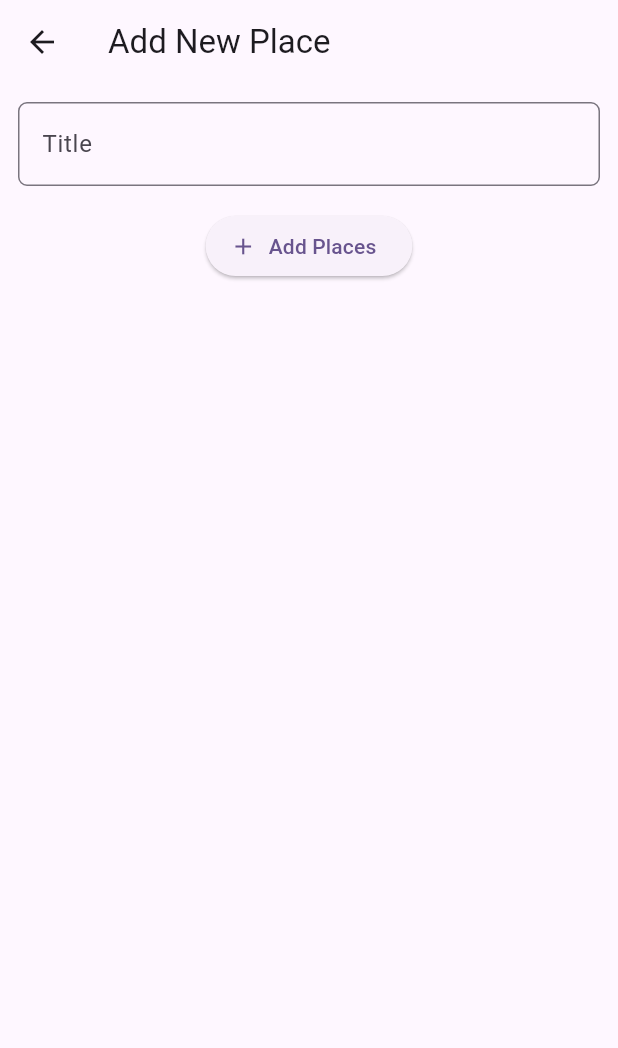
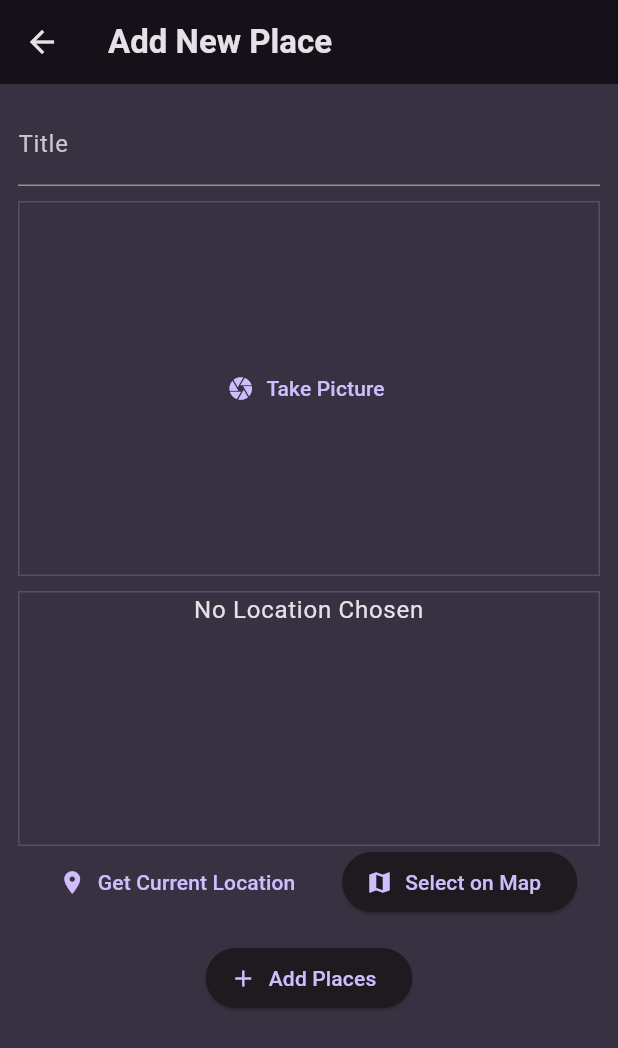
Before and after one commit to UtkarshMishra-git/favorite-places, a Flutter app: the AddPlaceScreen screen opened directly, on a phone screen of 412 x 824 dp. Shown: the top 1048 px of the screen. Run offline on Flutter 3.47's test engine with Material 3 defaults, Android fonts, the phone set to English and light mode, and no system bars; our stand-ins replace flutter_riverpod, google_fonts, image_picker, location.

Commit message:
Added Google Maps

```diff
--- a/lib/main.dart
+++ b/lib/main.dart
@@ -1,125 +1,47 @@
+import 'package:favorite_places/screens/places.dart';
 import 'package:flutter/material.dart';
+import 'package:flutter_riverpod/flutter_riverpod.dart';
+
+import 'package:google_fonts/google_fonts.dart';
+
+final colorScheme = ColorScheme.fromSeed(
+  brightness: Brightness.dark,
+  seedColor: const Color.fromARGB(255, 102, 6, 247),
+  background: const Color.fromARGB(255, 56, 49, 66),
+);
+
+final theme = ThemeData().copyWith(
+  useMaterial3: true,
+  scaffoldBackgroundColor: colorScheme.background,
+  colorScheme: colorScheme,
+  textTheme: GoogleFonts.ubuntuCondensedTextTheme().copyWith(
+    titleSmall: GoogleFonts.ubuntuCondensed(
+      fontWeight: FontWeight.bold,
+    ),
+    titleMedium: GoogleFonts.ubuntuCondensed(
+      fontWeight: FontWeight.bold,
+    ),
+    titleLarge: GoogleFonts.ubuntuCondensed(
+      fontWeight: FontWeight.bold,
+    ),
+  ),
+);
 
 void main() {
-  runApp(const MyApp());
+  runApp(
+    const ProviderScope(child: MyApp()),
+  );
 }
 
 class MyApp extends StatelessWidget {
-  const MyApp({super.key});
+  const MyApp({Key? key}) : super(key: key);
 
-  // This widget is the root of your application.
   @override
   Widget build(BuildContext context) {
     return MaterialApp(
-      title: 'Flutter Demo',
-      theme: ThemeData(
-        // This is the theme of your application.
-        //
-        // TRY THIS: Try running your application with "flutter run". You'll see
-        // the application has a purple toolbar. Then, without quitting the app,
-        // try changing the seedColor in the colorScheme below to Colors.green
-        // and then invoke "hot reload" (save your changes or press the "hot
-        // reload" button in a Flutter-supported IDE, or press "r" if you used
-        // the command line to start the app).
-        //
-        // Notice that the counter didn't reset back to zero; the application
-        // state is not lost during the reload. To reset the state, use hot
-        // restart instead.
-        //
-        // This works for code too, not just values: Most code changes can be
-        // tested with just a hot reload.
-        colorScheme: ColorScheme.fromSeed(seedColor: Colors.deepPurple),
-        useMaterial3: true,
-      ),
-      home: const MyHomePage(title: 'Flutter Demo Home Page'),
+      title: 'Great Places',
+      theme: theme,
+      home: const PlacesScreen(),
     );
   }
 }
-
-class MyHomePage extends StatefulWidget {
-  const MyHomePage({super.key, required this.title});
-
-  // This widget is the home page of your application. It is stateful, meaning
-  // that it has a State object (defined below) that contains fields that affect
-  // how it looks.
-
-  // This class is the configuration for the state. It holds the values (in this
-  // case the title) provided by the parent (in this case the App widget) and
-  // used by the build method of the State. Fields in a Widget subclass are
-  // always marked "final".
-
-  final String title;
-
-  @override
-  State<MyHomePage> createState() => _MyHomePageState();
-}
-
-class _MyHomePageState extends State<MyHomePage> {
-  int _counter = 0;
-
-  void _incrementCounter() {
-    setState(() {
-      // This call to setState tells the Flutter framework that something has
-      // changed in this State, which causes it to rerun the build method below
-      // so that the display can reflect the updated values. If we changed
-      // _counter without calling setState(), then the build method would not be
-      // called again, and so nothing would appear to happen.
-      _counter++;
-    });
-  }
-
-  @override
-  Widget build(BuildContext context) {
-    // This method is rerun every time setState is called, for instance as done
-    // by the _incrementCounter method above.
-    //
-    // The Flutter framework has been optimized to make rerunning build methods
-    // fast, so that you can just rebuild anything that needs updating rather
-    // than having to individually change instances of widgets.
-    return Scaffold(
-      appBar: AppBar(
-        // TRY THIS: Try changing the color here to a specific color (to
-        // Colors.amber, perhaps?) and trigger a hot reload to see the AppBar
-        // change color while the other colors stay the same.
-        backgroundColor: Theme.of(context).colorScheme.inversePrimary,
-        // Here we take the value from the MyHomePage object that was created by
-        // the App.build method, and use it to set our appbar title.
-        title: Text(widget.title),
-      ),
-      body: Center(
-        // Center is a layout widget. It takes a single child and positions it
-        // in the middle of the parent.
-        child: Column(
-          // Column is also a layout widget. It takes a list of children and
-          // arranges them vertically. By default, it sizes itself to fit its
-          // children horizontally, and tries to be as tall as its parent.
-          //
-          // Column has various properties to control how it sizes itself and
-          // how it positions its children. Here we use mainAxisAlignment to
-          // center the children vertically; the main axis here is the vertical
-          // axis because Columns are vertical (the cross axis would be
-          // horizontal).
-          //
-          // TRY THIS: Invoke "debug painting" (choose the "Toggle Debug Paint"
-          // action in the IDE, or press "p" in the console), to see the
-          // wireframe for each widget.
-          mainAxisAlignment: MainAxisAlignment.center,
-          children: <Widget>[
-            const Text(
-              'You have pushed the button this many times:',
-            ),
-            Text(
-              '$_counter',
-              style: Theme.of(context).textTheme.headlineMedium,
-            ),
-          ],
-        ),
-      ),
-      floatingActionButton: FloatingActionButton(
-        onPressed: _incrementCounter,
-        tooltip: 'Increment',
-        child: const Icon(Icons.add),
-      ), // This trailing comma makes auto-formatting nicer for build methods.
-    );
-  }
-}
--- a/lib/models/places.dart
+++ b/lib/models/places.dart
@@ -0,0 +1,22 @@
+import 'dart:io';
+
+import 'package:uuid/uuid.dart';
+
+const uuid = Uuid();
+
+class PlaceLocation {
+  PlaceLocation(
+      {required this.latitude, required this.longitude, required this.address});
+  final double latitude;
+  final double longitude;
+  final String address;
+}
+
+class Place {
+  Place({required this.title, required this.image, required this.location})
+      : id = uuid.v4();
+  final String id;
+  final String title;
+  final File image;
+  final PlaceLocation location;
+}
--- /dev/null
+++ b/lib/providers/users_places.dart
@@ -0,0 +1,18 @@
+import 'dart:io';
+
+import 'package:favorite_places/models/places.dart';
+import 'package:flutter_riverpod/flutter_riverpod.dart';
+
+class UserPlacesNotifier extends StateNotifier<List<Place>> {
+  UserPlacesNotifier() : super(const []);
+
+  void addPlace(String title, File image, PlaceLocation location) {
+    final newPlace = Place(title: title, image: image, location: location);
+    state = [newPlace, ...state];
+  }
+}
+
+final userPlacesNotifier =
+    StateNotifierProvider<UserPlacesNotifier, List<Place>>(
+  (ref) => UserPlacesNotifier(),
+);
--- a/lib/screens/add_place.dart
+++ b/lib/screens/add_place.dart
@@ -1,16 +1,34 @@
+import 'dart:io';
+
+import 'package:favorite_places/providers/users_places.dart';
+import 'package:favorite_places/widgets/image_input.dart';
+import 'package:favorite_places/widgets/location_input.dart';
 import 'package:flutter/material.dart';
+import 'package:flutter_riverpod/flutter_riverpod.dart';
 
-class AddPlaceScreen extends StatefulWidget {
+class AddPlaceScreen extends ConsumerStatefulWidget {
   const AddPlaceScreen({super.key});
 
   @override
-  State<StatefulWidget> createState() {
-    return _AddPlaceState();
+  ConsumerState<ConsumerStatefulWidget> createState() {
+    return _AddPlaceScreenState();
   }
 }
 
-class _AddPlaceState extends State<AddPlaceScreen> {
+class _AddPlaceScreenState extends ConsumerState<AddPlaceScreen> {
   final _titleController = TextEditingController();
+  File? _selectedImage;
+  void _savePlace() {
+    final enteredTitle = _titleController.text;
+    if (enteredTitle.isEmpty || _selectedImage == null) {
+      return;
+    }
+
+    ref
+        .read(userPlacesNotifier.notifier)
+        .addPlace(enteredTitle, _selectedImage!);
+    Navigator.of(context).pop();
+  }
 
   @override
   void dispose() {
@@ -32,18 +50,28 @@ class _AddPlaceState extends State<AddPlaceScreen> {
               controller: _titleController,
               style:
                   TextStyle(color: Theme.of(context).colorScheme.onBackground),
-              decoration: InputDecoration(
-                  labelText: 'Title',
-                  border: OutlineInputBorder(
-                      borderRadius: BorderRadius.circular(6))),
+              decoration: const InputDecoration(
+                labelText: 'Title',
+              ),
             ),
+            const SizedBox(
+              height: 10,
+            ),
+            ImageInput(onPickImage: (image) {
+              _selectedImage = image;
+            }),
+            const SizedBox(
+              height: 10,
+            ),
+            LocationInput(),
             const SizedBox(
               height: 16,
             ),
             ElevatedButton.icon(
-                icon: const Icon(Icons.add),
-                onPressed: () {},
-                label: const Text('Add Places'))
+              icon: const Icon(Icons.add),
+              onPressed: _savePlace,
+              label: const Text('Add Places'),
+            )
           ],
         ),
       ),
--- /dev/null
+++ b/lib/widgets/image_input.dart
@@ -0,0 +1,63 @@
+import 'dart:io';
+
+import 'package:flutter/material.dart';
+import 'package:image_picker/image_picker.dart';
+
+class ImageInput extends StatefulWidget {
+  const ImageInput({super.key, required this.onPickImage});
+  final void Function(File image) onPickImage;
+  @override
+  State<ImageInput> createState() {
+    return _ImageInputState();
+  }
+}
+
+class _ImageInputState extends State<ImageInput> {
+  File? _selectedImage;
+  void _takePicture() async {
+    final imagePicker = ImagePicker();
+    final pickedImage =
+        await imagePicker.pickImage(source: ImageSource.camera, maxWidth: 600);
+
+    if (pickedImage == null) {
+      return;
+    }
+
+    setState(() {
+      _selectedImage = File(pickedImage.path);
+    });
+    widget.onPickImage(_selectedImage!);
+  }
+
+  @override
+  Widget build(BuildContext context) {
+    Widget content = TextButton.icon(
+      onPressed: _takePicture,
+      icon: const Icon(Icons.camera),
+      label: const Text('Take Picture'),
+    );
+
+    if (_selectedImage != null) {
+      content = GestureDetector(
+        onTap: _takePicture,
+        child: Image.file(
+          _selectedImage!,
+          fit: BoxFit.cover,
+          width: double.infinity,
+          height: double.infinity,
+        ),
+      );
+    }
+
+    return Container(
+        decoration: BoxDecoration(
+            border: Border.all(
+          width: 1,
+          color: Theme.of(context).colorScheme.primary.withOpacity(0.2),
+        )),
+        height: 250,
+        width: double.infinity,
+        alignment: Alignment.center,
+        child: content);
+  }
+}
--- /dev/null
+++ b/lib/widgets/location_input.dart
@@ -0,0 +1,114 @@
+import 'dart:convert';
+
+import 'package:favorite_places/models/places.dart';
+import 'package:flutter/material.dart';
+import 'package:location/location.dart';
+import 'package:http/http.dart' as http;
+
+class LocationInput extends StatefulWidget {
+  const LocationInput({super.key});
+  State<LocationInput> createState() {
+    return _LocationInputState();
+  }
+}
+
+class _LocationInputState extends State<LocationInput> {
+  PlaceLocation? _pickedLocation;
+  var _isGettingLocation = false;
+
+  String get locationImage{
+    if(_pickedLocation==null){
+      return '';
+    }
+    final lat=_pickedLocation!.latitude;
+    final lng=_pickedLocation!.longitude;
+    return 'https://maps.googleapis.com/maps/api/staticmap?center$lat,$lng=zoom=16&size=600x300&maptype=roadmap&markers=color:red%7Clabel:A%7C$lat,$lng&key=YOUR_API_KEY';
+  }
+  void _getCurrentLocation() async {
+    Location location = new Location();
+
+    bool serviceEnabled;
+    PermissionStatus permissionGranted;
+    LocationData locationData;
+
+    serviceEnabled = await location.serviceEnabled();
+    if (!serviceEnabled) {
+      serviceEnabled = await location.requestService();
+      if (!serviceEnabled) {
+        return;
+      }
+    }
+
+    permissionGranted = await location.hasPermission();
+    if (permissionGranted == PermissionStatus.denied) {
+      permissionGranted = await location.requestPermission();
+      if (permissionGranted != PermissionStatus.granted) {
+        return;
+      }
+    }
+    setState(() {
+      _isGettingLocation = true;
+    });
+
+    locationData = await location.getLocation();
+    final lat = locationData.latitude;
+    final lng = locationData.longitude;
+    if(lat==null||lng==null){
+      return;
+    }
+
+    final url = Uri.parse(
+        'https://maps.googleapis.com/maps/api/geocode/json?latlng=$lat,$lng&key=YOUR_API_KEY');
+    final response = await http.get(url);
+    final resData = json.decode(response.body);
+    final address = resData['results'][0]['formatted_address'];
+    setState(() {
+      _pickedLocation=PlaceLocation(latitude: lat, longitude: lng, address: address)
+      _isGettingLocation = false;
+    });
+  }
+
+  Widget build(BuildContext context) {
+    Widget previewContent = Text(
+      'No Location Chosen',
+      textAlign: TextAlign.center,
+      style: Theme.of(context)
+          .textTheme
+          .bodyLarge!
+          .copyWith(color: Theme.of(context).colorScheme.onBackground),
+    );
+    if(_pickedLocation!=null){
+      previewContent=Image.network(locationImage, fit: BoxFit.cover,width: double.infinity,height: double.infinity,);
+    }
+    if (_isGettingLocation) {
+      previewContent = const CircularProgressIndicator();
+    }
+    return Column(
+      children: [
+        Container(
+          height: 170,
+          width: double.infinity,
+          decoration: BoxDecoration(
+              border: Border.all(
+            width: 1,
+            color: Theme.of(context).colorScheme.primary.withOpacity(0.2),
+          )),
+          child: previewContent,
+        ),
+        Row(
+          mainAxisAlignment: MainAxisAlignment.spaceEvenly,
+          children: [
+            TextButton.icon(
+                onPressed: _getCurrentLocation,
+                icon: const Icon(Icons.location_on),
+                label: const Text('Get Current Location')),
+            ElevatedButton.icon(
+                onPressed: () {},
+                icon: const Icon(Icons.map),
+                label: const Text('Select on Map'))
+          ],
+        )
+      ],
+    );
+  }
+}
--- a/pubspec.yaml
+++ b/pubspec.yaml
@@ -37,6 +37,11 @@ dependencies:
   cupertino_icons: ^1.0.6
   google_fonts: ^6.2.1
   uuid: ^4.3.3
+  flutter_riverpod: ^2.5.1
+  image_picker: ^1.0.7
+  location: ^5.0.3
+  http: ^1.2.1
+  google_maps_flutter: ^2.6.0
 
 dev_dependencies:
   flutter_test:
```
Also changed, not shown: lib/screens/place_detail.dart (added, +47 -0 lines), lib/screens/places.dart (+19 -4 lines), lib/widgets/places_list.dart (+25 -2 lines), lib/screens/places_detail.dart (deleted), pubspec.lock, 7 other files.
